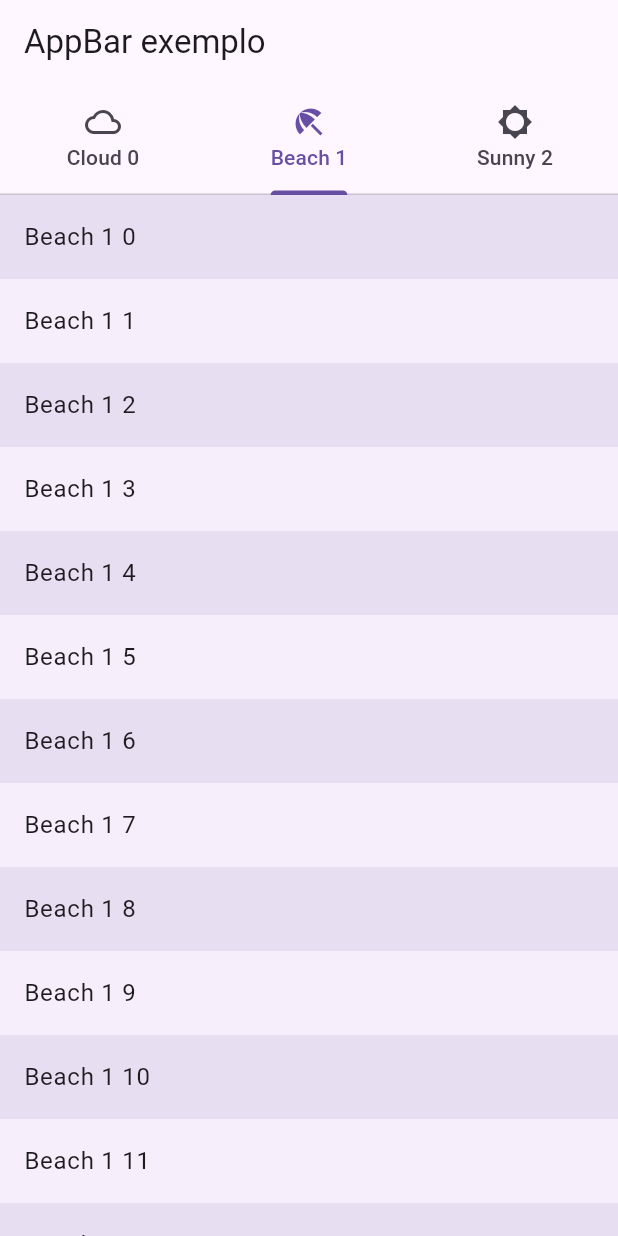
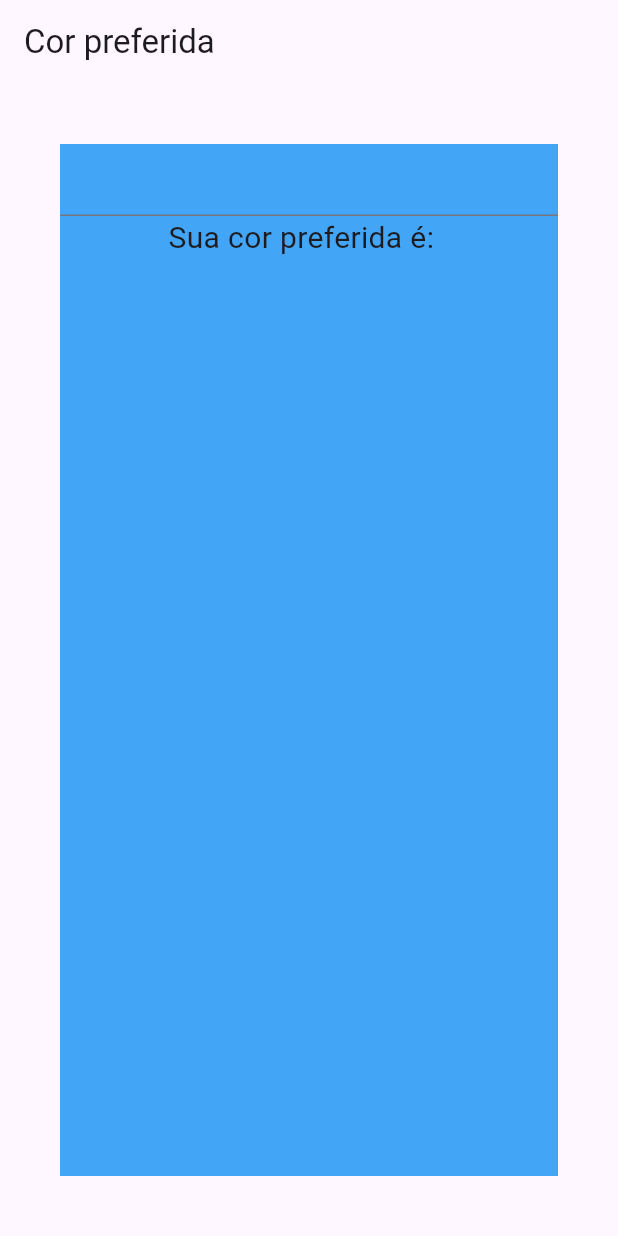
Before and after one commit to SergioRibeiroSilva/widget_basico, a Flutter app: the screen it shows after launch, on a phone screen of 412 x 824 dp. Run offline on Flutter 3.47's test engine with Material 3 defaults, Android fonts, the light colour scheme and no system bars.

Commit message:
Ultimo no quartel 18:50

```diff
--- a/lib/main.dart
+++ b/lib/main.dart
@@ -1,9 +1,5 @@
 import 'package:flutter/material.dart';
-import 'package:widget_basico/widget_appbar.dart';
-import 'package:widget_basico/widget_appbar_novos_modelos.dart';
-import 'package:widget_basico/widget_appbar_tab_scroll.dart';
-import 'package:widget_basico/widget_text.dart';
-
+import 'package:widget_basico/stateful_basico.dart';
 
 void main() {
   runApp(MyApp());
@@ -17,7 +13,7 @@ class MyApp extends StatelessWidget {
     return MaterialApp(
       title: "Coleção de widgets",
       theme: ThemeData(primaryColor: Colors.blue),
-      home: AppBarTabScrollable(),
+      home: WidgetCorPreferida(),
     );
   }
 }
--- /dev/null
+++ b/lib/stateful_basico.dart
@@ -0,0 +1,44 @@
+
+import 'package:flutter/material.dart';
+
+class WidgetCorPreferida extends StatefulWidget {
+  const WidgetCorPreferida({super.key});
+
+  @override
+  State<WidgetCorPreferida> createState() => _MyWidgetState();
+}
+
+class _MyWidgetState extends State<WidgetCorPreferida> {
+
+  String nomeCor = "";
+
+  @override
+  Widget build(BuildContext context) {
+
+    debugPrint('construído.....');
+
+    return Scaffold(
+      appBar: AppBar(
+        title: Text("Cor preferida"),
+      ),
+      body: Container(
+        margin: EdgeInsets.all(40),
+        color: Colors.blue[400],
+        child: Column(
+          children: [
+            TextField(
+              onSubmitted: (String texto) {
+                setState(() {
+                  debugPrint('reconstruído');
+                  nomeCor = texto;
+                });
+              },
+            ),
+            Text('Sua cor preferida é: $nomeCor ',
+            style: TextStyle(fontSize: 20),)
+          ],
+        ),
+      ) ,
+    );
+  }
+}
--- a/pubspec.yaml
+++ b/pubspec.yaml
@@ -58,7 +58,9 @@ flutter:
   uses-material-design: true
 
   # To add assets to your application, add an assets section, like this:
-  # assets:
+
+  assets:
+    - imagens/
   #   - images/a_dot_burr.jpeg
   #   - images/a_dot_ham.jpeg
 
```
Also changed, not shown: lib/widget_image.dart (added, +13 -0 lines), lib/widget_tela_login.dart (added, +79 -0 lines), imagens/p.png (added).
